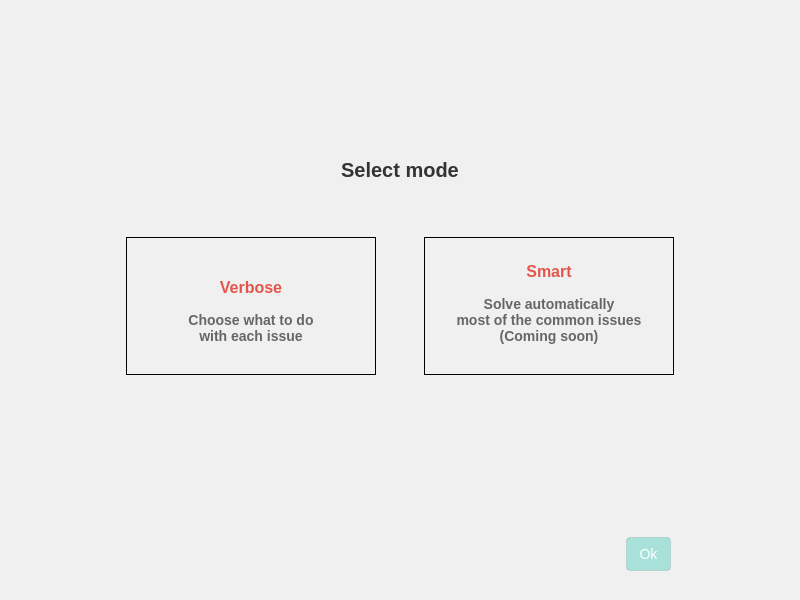
Before: the Qt Designer form src/MEGASync/stalled_issues/gui/win/StalledIssuesDialog.ui in meganz/MEGAsync, drawn with Qt 5.
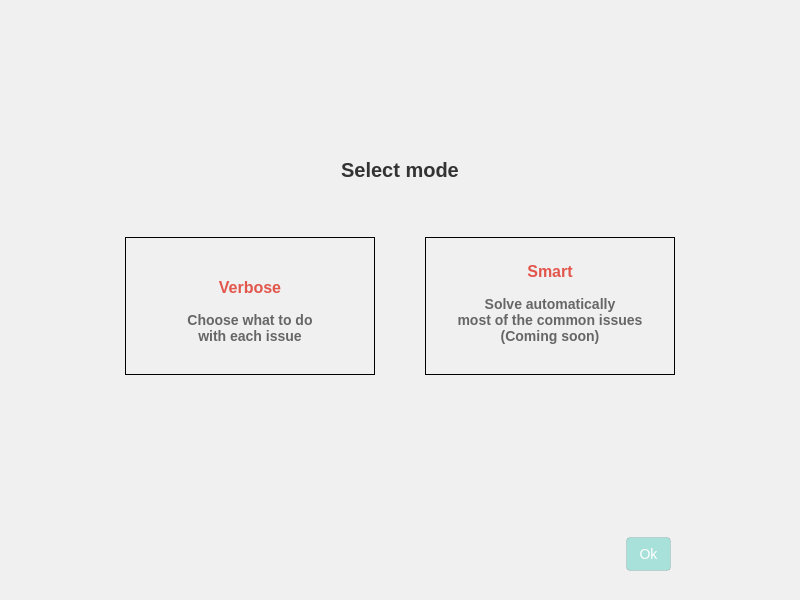
After: the same form once the commit is applied. The open tabs and pages were chosen to show the change. Icons and pictures are not drawn. Custom widgets are drawn as their Qt base class.

What changed in the file:
```diff
--- a/src/MEGASync/stalled_issues/gui/win/StalledIssuesDialog.ui
+++ b/src/MEGASync/stalled_issues/gui/win/StalledIssuesDialog.ui
@@ -189,17 +189,33 @@
 }</string>
          </property>
          <layout class="QHBoxLayout" name="horizontalLayout_4">
+          <property name="spacing">
+           <number>50</number>
+          </property>
           <property name="leftMargin">
            <number>75</number>
           </property>
           <property name="rightMargin">
            <number>75</number>
           </property>
+          <item>
+           <spacer name="horizontalSpacer_4">
+            <property name="orientation">
+             <enum>Qt::Horizontal</enum>
+            </property>
+            <property name="sizeHint" stdset="0">
+             <size>
+              <width>40</width>
+              <height>20</height>
+             </size>
+            </property>
+           </spacer>
+          </item>
           <item>
            <widget class="QFrame" name="Verbose">
             <property name="minimumSize">
              <size>
-              <width>0</width>
+              <width>250</width>
               <height>0</height>
              </size>
             </property>
@@ -279,7 +295,7 @@
            <widget class="QFrame" name="Smart">
             <property name="minimumSize">
              <size>
-              <width>0</width>
+              <width>250</width>
               <height>0</height>
              </size>
             </property>
@@ -356,6 +372,19 @@
             </layout>
            </widget>
           </item>
+          <item>
+           <spacer name="horizontalSpacer_5">
+            <property name="orientation">
+             <enum>Qt::Horizontal</enum>
+            </property>
+            <property name="sizeHint" stdset="0">
+             <size>
+              <width>40</width>
+              <height>20</height>
+             </size>
+            </property>
+           </spacer>
+          </item>
          </layout>
         </widget>
        </item>
```
